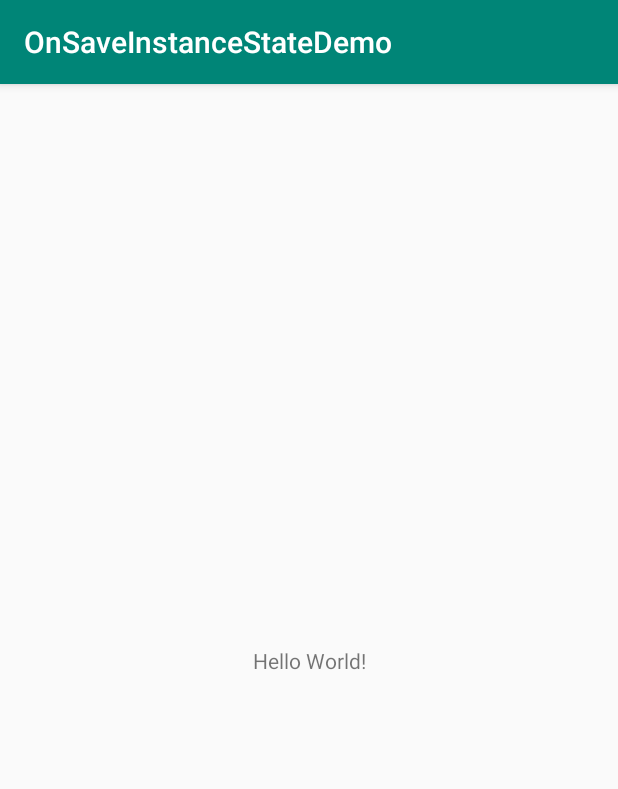
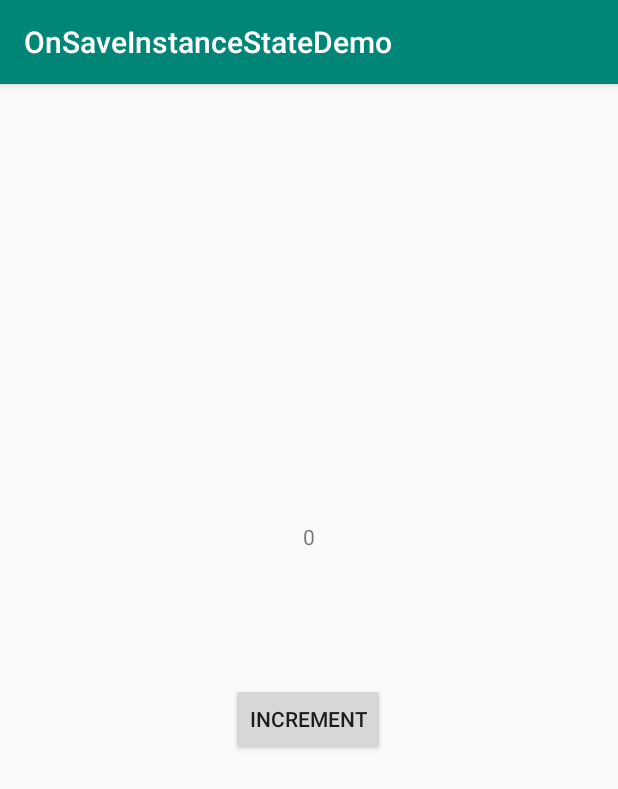
Before and after one commit to hanselgunawan/OnSaveInstanceState-UI-States, an Android app: the screen it shows after launch (MainActivity), on a phone screen of 412 x 824 dp. Shown: the top 789 px of the screen. Run offline under Robolectric (Android 15) with nearby library versions, the phone set to English and light mode, and no system bars.

```diff
--- a/app/src/main/AndroidManifest.xml
+++ b/app/src/main/AndroidManifest.xml
@@ -9,7 +9,9 @@
         android:roundIcon="@mipmap/ic_launcher_round"
         android:supportsRtl="true"
         android:theme="@style/AppTheme">
-        <activity android:name=".MainActivity">
+        <activity
+            android:name=".MainActivity"
+            android:screenOrientation="sensor">
             <intent-filter>
                 <action android:name="android.intent.action.MAIN" />
 
--- a/app/src/main/res/layout/activity_main.xml
+++ b/app/src/main/res/layout/activity_main.xml
@@ -7,12 +7,27 @@
     tools:context=".MainActivity">
 
     <TextView
+        android:id="@+id/textView"
         android:layout_width="wrap_content"
         android:layout_height="wrap_content"
-        android:text="Hello World!"
         app:layout_constraintBottom_toBottomOf="parent"
         app:layout_constraintLeft_toLeftOf="parent"
         app:layout_constraintRight_toRightOf="parent"
-        app:layout_constraintTop_toTopOf="parent" />
+        app:layout_constraintTop_toTopOf="parent"
+        app:layout_constraintVertical_bias="0.39" />
+
+    <Button
+        android:id="@+id/button"
+        android:layout_width="wrap_content"
+        android:layout_height="wrap_content"
+        android:layout_marginTop="88dp"
+        android:text="@string/increment_string"
+        app:layout_constraintBottom_toBottomOf="parent"
+        app:layout_constraintEnd_toEndOf="parent"
+        app:layout_constraintHorizontal_bias="0.498"
+        app:layout_constraintStart_toStartOf="parent"
+        app:layout_constraintTop_toBottomOf="@+id/textView"
+        app:layout_constraintVertical_bias="0.0" />
+
 
 </androidx.constraintlayout.widget.ConstraintLayout>
--- a/app/src/main/res/values/strings.xml
+++ b/app/src/main/res/values/strings.xml
@@ -1,3 +1,4 @@
 <resources>
     <string name="app_name">OnSaveInstanceStateDemo</string>
+    <string name="increment_string">Increment</string>
 </resources>
```
Also changed, not shown: app/src/main/java/com/hanseltritama/onsaveinstancestatedemo/MainActivity.kt (+22 -0 lines).
